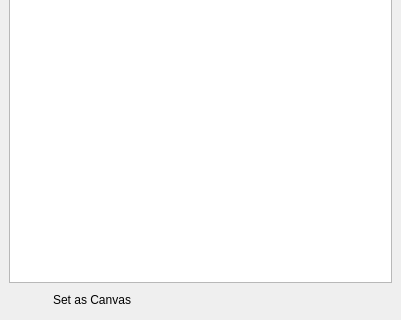
Before: the Qt Designer form brickleedit/src/gui/selectionmanager/selectiondock.ui in paarm/bricklebrit, drawn with Qt 5; both pictures show x 0 to 401 and y 163 to 483 of the 401 by 483 pixel window.
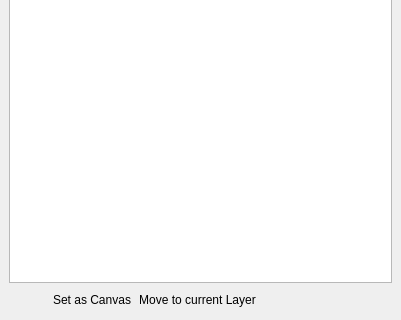
After: the same form once the commit is applied. Icons and pictures are not drawn.

Commit message: Move selected nodes to current layer

The edit to the form file:
```diff
--- a/brickleedit/src/gui/selectionmanager/selectiondock.ui
+++ b/brickleedit/src/gui/selectionmanager/selectiondock.ui
@@ -78,6 +78,19 @@
         </property>
        </widget>
       </item>
+      <item>
+       <widget class="QPushButton" name="reparentNodes">
+        <property name="focusPolicy">
+         <enum>Qt::NoFocus</enum>
+        </property>
+        <property name="text">
+         <string>Move to current Layer</string>
+        </property>
+        <property name="flat">
+         <bool>true</bool>
+        </property>
+       </widget>
+      </item>
       <item>
        <spacer name="horizontalSpacer">
         <property name="orientation">
```
The commit also changes 5 other files.
